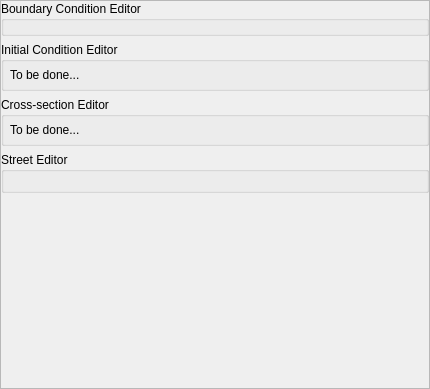
The window that flo2d/ui/f2d_widget.ui (FLO-2DSoftware/qgis-flo-2d-plugin) describes before a commit, drawn with Qt 5.
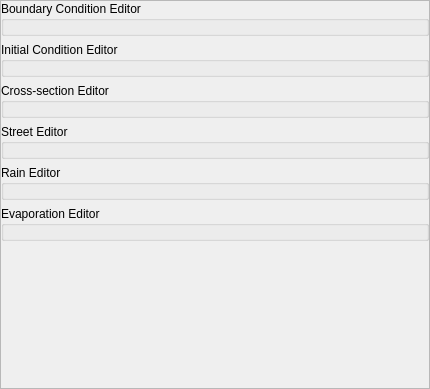
The same window after the commit. Custom widgets are drawn as their Qt base class.

Commit message: added dummy rain editor

The edit to the form file:
```diff
--- a/flo2d/ui/f2d_widget.ui
+++ b/flo2d/ui/f2d_widget.ui
@@ -33,8 +33,8 @@
        <rect>
         <x>0</x>
         <y>0</y>
-        <width>428</width>
-        <height>387</height>
+        <width>426</width>
+        <height>385</height>
        </rect>
       </property>
       <layout class="QVBoxLayout" name="verticalLayout_5">
@@ -94,13 +94,6 @@
             <property name="bottomMargin">
              <number>0</number>
             </property>
-            <item>
-             <widget class="QLabel" name="label_2">
-              <property name="text">
-               <string>To be done...</string>
-              </property>
-             </widget>
-            </item>
            </layout>
           </item>
          </layout>
@@ -123,13 +116,6 @@
             <property name="bottomMargin">
              <number>0</number>
             </property>
-            <item>
-             <widget class="QLabel" name="label">
-              <property name="text">
-               <string>To be done...</string>
-              </property>
-             </widget>
-            </item>
            </layout>
           </item>
          </layout>
@@ -141,12 +127,51 @@
           <string>Street Editor</string>
          </property>
          <layout class="QGridLayout" name="gridLayout_4">
+          <property name="margin">
+           <number>6</number>
+          </property>
           <item row="0" column="0">
            <layout class="QHBoxLayout" name="street_editor_lout"/>
           </item>
          </layout>
         </widget>
        </item>
+       <item>
+        <widget class="QgsCollapsibleGroupBox" name="rain_editor_grp">
+         <property name="title">
+          <string>Rain Editor</string>
+         </property>
+         <property name="collapsed">
+          <bool>false</bool>
+         </property>
+         <layout class="QGridLayout" name="gridLayout_5">
+          <property name="margin">
+           <number>6</number>
+          </property>
+          <item row="0" column="0">
+           <layout class="QHBoxLayout" name="rain_editor_lout"/>
+          </item>
+         </layout>
+        </widget>
+       </item>
+       <item>
+        <widget class="QgsCollapsibleGroupBox" name="evap_editor_grp">
+         <property name="title">
+          <string>Evaporation Editor</string>
+         </property>
+         <property name="collapsed">
+          <bool>false</bool>
+         </property>
+         <layout class="QGridLayout" name="gridLayout_6">
+          <property name="margin">
+           <number>6</number>
+          </property>
+          <item row="0" column="0">
+           <layout class="QVBoxLayout" name="evap_editor_lout"/>
+          </item>
+         </layout>
+        </widget>
+       </item>
        <item>
         <spacer name="verticalSpacer">
          <property name="orientation">
```
Left out of the diff: 12 changed lines with no effect on the pictures. The commit also changes 13 other files.
